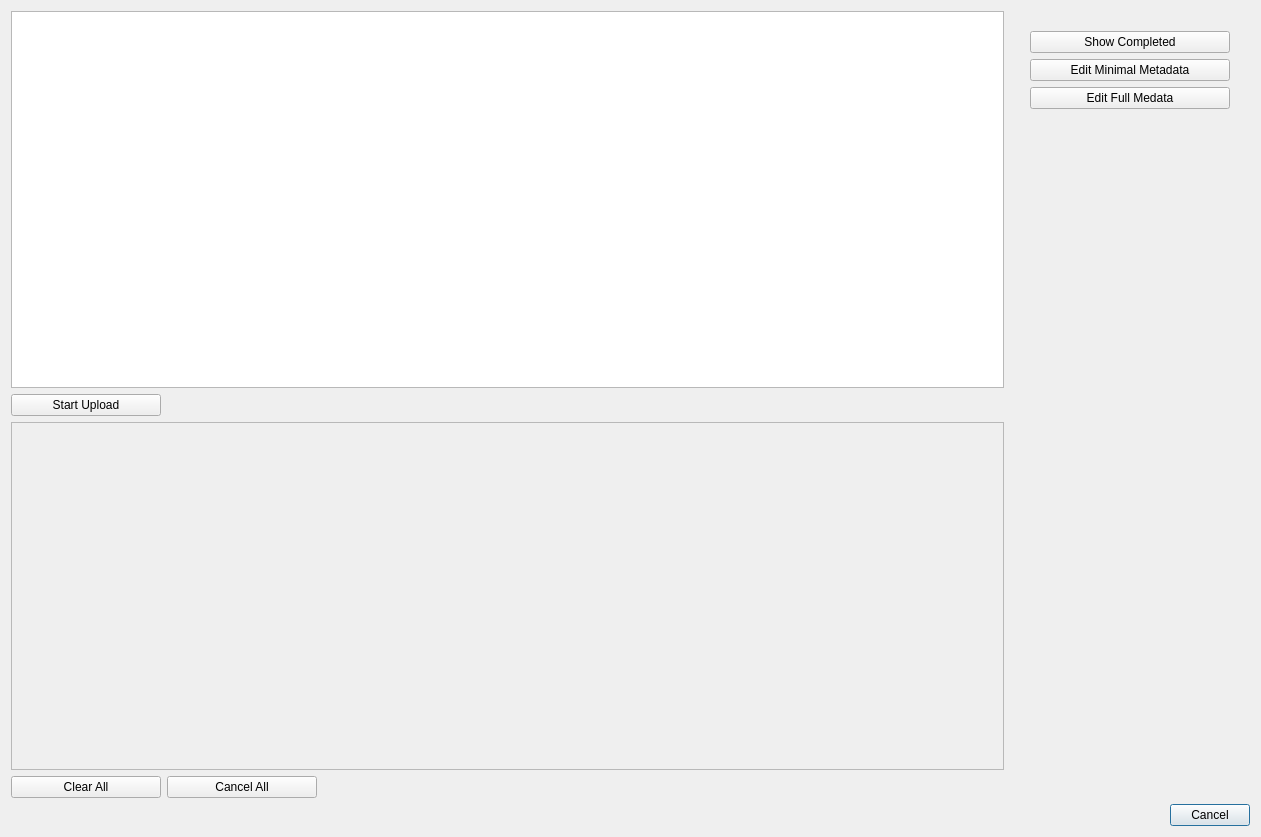
Qt form pasta_eln/GUI/dataverse_ui/dataverse_dialog_base.ui (PASTA-ELN/pasta-eln) before a commit.
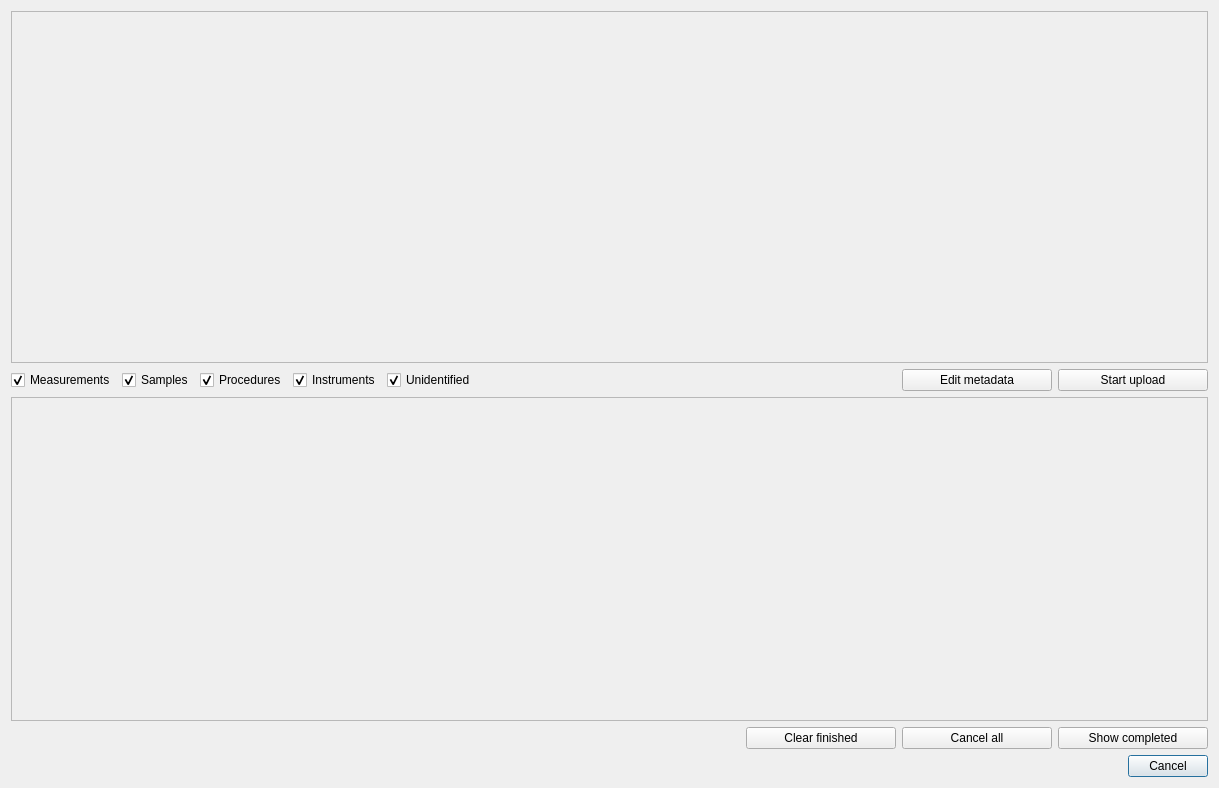
The same form after that commit.

The edit to the form file:
```diff
--- a/pasta_eln/GUI/dataverse_ui/dataverse_dialog_base.ui
+++ b/pasta_eln/GUI/dataverse_ui/dataverse_dialog_base.ui
@@ -6,8 +6,8 @@
    <rect>
     <x>0</x>
     <y>0</y>
-    <width>1261</width>
-    <height>837</height>
+    <width>1219</width>
+    <height>788</height>
    </rect>
   </property>
   <property name="windowTitle">
@@ -31,10 +31,25 @@
        <item>
         <layout class="QHBoxLayout" name="scrollAreaHorizontalLayout">
          <item>
-          <widget class="QListView" name="projectsListView">
-           <property name="toolTip">
-            <string>&lt;html&gt;&lt;head/&gt;&lt;body&gt;&lt;p&gt;&lt;span style=&quot; font-style:italic;&quot;&gt;DIsplays the list of PASTA projects and users can select the projects which needs to uploaded to dataverse.&lt;/span&gt;&lt;/p&gt;&lt;/body&gt;&lt;/html&gt;</string>
+          <widget class="QScrollArea" name="projectsScrollArea">
+           <property name="widgetResizable">
+            <bool>true</bool>
            </property>
+           <widget class="QWidget" name="projectScrollAreaWidgetContents">
+            <property name="geometry">
+             <rect>
+              <x>0</x>
+              <y>0</y>
+              <width>1193</width>
+              <height>344</height>
+             </rect>
+            </property>
+            <layout class="QVBoxLayout" name="verticalLayout_3">
+             <item>
+              <layout class="QVBoxLayout" name="projectsScrollAreaVerticalLayout"/>
+             </item>
+            </layout>
+           </widget>
           </widget>
          </item>
         </layout>
@@ -42,20 +57,103 @@
        <item>
         <layout class="QHBoxLayout" name="uploadButtonHorizontalLayout">
          <item>
-          <widget class="QPushButton" name="uploadPushButton">
-           <property name="minimumSize">
-            <size>
-             <width>150</width>
-             <height>0</height>
-            </size>
-           </property>
-           <property name="toolTip">
-            <string>Start uploading the above selected projects to dataverse.</string>
-           </property>
-           <property name="text">
-            <string>Start Upload</string>
-           </property>
-          </widget>
+          <layout class="QHBoxLayout" name="horizontalLayout">
+           <item>
+            <widget class="QCheckBox" name="measurementsCheckBox">
+             <property name="minimumSize">
+              <size>
+               <width>0</width>
+               <height>0</height>
+              </size>
+             </property>
+             <property name="toolTip">
+              <string>Check if the measurements need to be included as part of ELN file to be uploaded to dataverse.</string>
+             </property>
+             <property name="text">
+              <string>Measurements</string>
+             </property>
+             <property name="checked">
+              <bool>true</bool>
+             </property>
+            </widget>
+           </item>
+           <item>
+            <widget class="QCheckBox" name="samplesCheckBox">
+             <property name="minimumSize">
+              <size>
+               <width>0</width>
+               <height>0</height>
+              </size>
+             </property>
+             <property name="toolTip">
+              <string>Check if the samples need to be included as part of ELN file to be uploaded to dataverse.</string>
+             </property>
+             <property name="text">
+              <string>Samples</string>
+             </property>
+             <property name="checked">
+              <bool>true</bool>
+             </property>
+            </widget>
+           </item>
+           <item>
+            <widget class="QCheckBox" name="proceduresCheckBox">
+             <property name="minimumSize">
+              <size>
+               <width>0</width>
+               <height>0</height>
+              </size>
+             </property>
+             <property name="toolTip">
+              <string>Check if the procedures need to be included as part of ELN file to be uploaded to dataverse.</string>
+             </property>
+             <property name="text">
+              <string>Procedures</string>
+             </property>
+             <property name="checked">
+              <bool>true</bool>
+             </property>
+            </widget>
+           </item>
+           <item>
+            <widget class="QCheckBox" name="instrumentsCheckBox">
+             <property name="minimumSize">
+              <size>
+               <width>0</width>
+               <height>0</height>
+              </size>
+             </property>
+             <property name="toolTip">
+              <string>Check if the instruments need to be included as part of ELN file to be uploaded to dataverse.</string>
+             </property>
+             <property name="text">
+              <string>Instruments</string>
+             </property>
+             <property name="checked">
+              <bool>true</bool>
+             </property>
+            </widget>
+           </item>
+           <item>
+            <widget class="QCheckBox" name="unidentifiedCheckBox">
+             <property name="minimumSize">
+              <size>
+               <width>0</width>
+               <height>0</height>
+              </size>
+             </property>
+             <property name="toolTip">
+              <string>Check if the unidentified items need to be included as part of ELN file to be uploaded to dataverse.</string>
+             </property>
+             <property name="text">
+              <string>Unidentified</string>
+             </property>
+             <property name="checked">
+              <bool>true</bool>
+             </property>
+            </widget>
+           </item>
+          </layout>
          </item>
          <item>
           <spacer name="uploadButtonsHorizontalSpacer">
@@ -70,6 +168,38 @@
            </property>
           </spacer>
          </item>
+         <item>
+          <widget class="QPushButton" name="editFullMetadataPushButton">
+           <property name="minimumSize">
+            <size>
+             <width>150</width>
+             <height>0</height>
+            </size>
+           </property>
+           <property name="toolTip">
+            <string>Click to edit full/minimal list of metadata to be used for dataverse upload.</string>
+           </property>
+           <property name="text">
+            <string>Edit metadata</string>
+           </property>
+          </widget>
+         </item>
+         <item>
+          <widget class="QPushButton" name="uploadPushButton">
+           <property name="minimumSize">
+            <size>
+             <width>150</width>
+             <height>0</height>
+            </size>
+           </property>
+           <property name="toolTip">
+            <string>Start uploading the above selected projects to dataverse.</string>
+           </property>
+           <property name="text">
+            <string>Start upload</string>
+           </property>
+          </widget>
+         </item>
         </layout>
        </item>
        <item>
@@ -87,8 +217,8 @@
              <rect>
               <x>0</x>
               <y>0</y>
-              <width>989</width>
-              <height>335</height>
+              <width>1193</width>
+              <height>311</height>
              </rect>
             </property>
             <layout class="QVBoxLayout" name="verticalLayout">
@@ -101,38 +231,6 @@
          </item>
          <item>
           <layout class="QHBoxLayout" name="scrollAreaButtonsHorizontalLayout">
-           <item>
-            <widget class="QPushButton" name="clearAllPushButton">
-             <property name="minimumSize">
-              <size>
-               <width>150</width>
-               <height>0</height>
-              </size>
-             </property>
-             <property name="toolTip">
-              <string>Clear all finished uploads.</string>
-             </property>
-             <property name="text">
-              <string>Clear All</string>
-             </property>
-            </widget>
-           </item>
-           <item>
-            <widget class="QPushButton" name="cancelAllPushButton">
-             <property name="minimumSize">
-              <size>
-               <width>150</width>
-               <height>0</height>
-              </size>
-             </property>
-             <property name="toolTip">
-              <string>Cancel all the ongoing uploads.</string>
-             </property>
-             <property name="text">
-              <string>Cancel All</string>
-             </property>
-            </widget>
-           </item>
            <item>
             <spacer name="horizontalSpacer_2">
              <property name="orientation">
@@ -146,89 +244,60 @@
              </property>
             </spacer>
            </item>
+           <item>
+            <widget class="QPushButton" name="clearFinishedPushButton">
+             <property name="minimumSize">
+              <size>
+               <width>150</width>
+               <height>0</height>
+              </size>
+             </property>
+             <property name="toolTip">
+              <string>Clear all finished uploads.</string>
+             </property>
+             <property name="text">
+              <string>Clear finished</string>
+             </property>
+            </widget>
+           </item>
+           <item>
+            <widget class="QPushButton" name="cancelAllPushButton">
+             <property name="minimumSize">
+              <size>
+               <width>150</width>
+               <height>0</height>
+              </size>
+             </property>
+             <property name="toolTip">
+              <string>Cancel all the ongoing uploads.</string>
+             </property>
+             <property name="text">
+              <string>Cancel all</string>
+             </property>
+            </widget>
+           </item>
+           <item>
+            <widget class="QPushButton" name="showCompletedPushButton">
+             <property name="minimumSize">
+              <size>
+               <width>150</width>
+               <height>0</height>
+              </size>
+             </property>
+             <property name="toolTip">
+              <string>Show uploaded projects history.</string>
+             </property>
+             <property name="text">
+              <string>Show completed</string>
+             </property>
+            </widget>
+           </item>
           </layout>
          </item>
         </layout>
        </item>
       </layout>
      </item>
-     <item>
-      <layout class="QVBoxLayout" name="buttonsVerticalLayout">
-       <property name="leftMargin">
-        <number>20</number>
-       </property>
-       <property name="topMargin">
-        <number>20</number>
-       </property>
-       <property name="rightMargin">
-        <number>20</number>
-       </property>
-       <property name="bottomMargin">
-        <number>20</number>
-       </property>
-       <item>
-        <widget class="QPushButton" name="showCompletedPushButton">
-         <property name="minimumSize">
-          <size>
-           <width>200</width>
-           <height>0</height>
-          </size>
-         </property>
-         <property name="toolTip">
-          <string>Show uploaded projects history.</string>
-         </property>
-         <property name="text">
-          <string>Show Completed</string>
-         </property>
-        </widget>
-       </item>
-       <item>
-        <widget class="QPushButton" name="editMinimalMetadataPushButton">
-         <property name="minimumSize">
-          <size>
-           <width>200</width>
-           <height>0</height>
-          </size>
-         </property>
-         <property name="toolTip">
-          <string>Click to edit minimal list of metadata to be used for dataverse upload.</string>
-         </property>
-         <property name="text">
-          <string>Edit Minimal Metadata</string>
-         </property>
-        </widget>
-       </item>
-       <item>
-        <widget class="QPushButton" name="editFullMetadataPushButton">
-         <property name="minimumSize">
-          <size>
-           <width>200</width>
-           <height>0</height>
-          </size>
-         </property>
-         <property name="toolTip">
-          <string>Click to edit full list of metadata to be used for dataverse upload.</string>
-         </property>
-         <property name="text">
-          <string>Edit Full Medata</string>
-         </property>
-        </widget>
-       </item>
-       <item>
-        <spacer name="verticalSpacer">
-         <property name="orientation">
-          <enum>Qt::Vertical</enum>
-         </property>
-         <property name="sizeHint" stdset="0">
-          <size>
-           <width>20</width>
-           <height>40</height>
-          </size>
-         </property>
-        </spacer>
-       </item>
-      </layout>
-     </item>
     </layout>
    </item>
   </layout>
```
Left out of the diff: 2 changed lines with no effect on the pictures.
